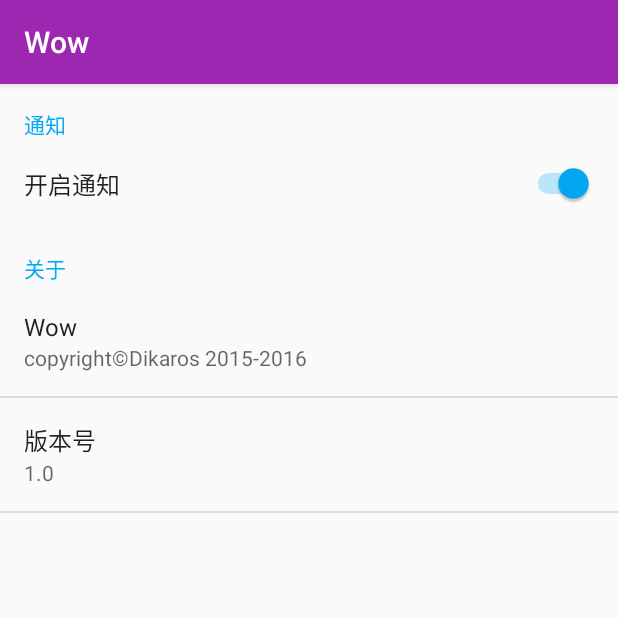
After one commit to Dikaros/Wow, an Android app: the SettingActivity screen opened directly, with no data from a screen before it, on a phone screen of 412 x 824 dp, the top half of it. The commit adds this screen. Run offline under Robolectric (Android 15) with nearby library versions, the phone set to English and light mode, and no system bars.

Commit message:
第8次提交，完成app

```diff
--- a/app/src/main/java/com/dikaros/wow/ChatActivity.java
+++ b/app/src/main/java/com/dikaros/wow/ChatActivity.java
@@ -195,6 +195,8 @@ public class ChatActivity extends AppCompatActivity {
 
         bindService(service,connection,BIND_AUTO_CREATE);
 
+        setTitle(friend.getFriendMark()!=null?friend.getFriendMark():friend.getFriendName());
+        setTitle("hehe");
 
     }
 
--- a/app/src/main/java/com/dikaros/wow/Config.java
+++ b/app/src/main/java/com/dikaros/wow/Config.java
@@ -2,6 +2,7 @@ package com.dikaros.wow;
 
 import android.graphics.Bitmap;
 
+import com.dikaros.wow.bean.Friend;
 import com.dikaros.wow.bean.ImMessage;
 
 import java.util.ArrayList;
@@ -44,6 +45,8 @@ public class Config {
      * 发送信息map
      */
     public static HashMap<Long, List<ImMessage>> sendedMap = new HashMap<>();
+
+    public static HashMap<Long,Friend> friendList = new HashMap<>();
 
     /**
      * 增加信息到发送信息表
--- /dev/null
+++ b/app/src/main/java/com/dikaros/wow/SettingActivity.java
@@ -0,0 +1,30 @@
+package com.dikaros.wow;
+
+import android.preference.PreferenceFragment;
+import android.support.v7.app.AppCompatActivity;
+import android.os.Bundle;
+
+public class SettingActivity extends AppCompatActivity {
+    @Override
+    protected void onCreate(Bundle savedInstanceState) {
+        super.onCreate(savedInstanceState);
+/*        setContentView(R.layout.activity_setting);
+        getSupportActionBar().setDisplayHomeAsUpEnabled(true);*/
+        if (savedInstanceState == null) {
+            SettingFragment settingFragment = new SettingFragment();
+            getFragmentManager().beginTransaction()
+                    .add(android.R.id.content,settingFragment)
+                    .commit();
+        }
+    }
+
+    public static class SettingFragment extends PreferenceFragment {
+        @Override
+        public void onCreate(Bundle savedInstanceState) {
+            super.onCreate(savedInstanceState);
+            // 加载xml资源文件
+            addPreferencesFromResource(R.xml.settings);
+        }
+    }
+
+}
--- a/app/src/main/java/com/dikaros/wow/util/Util.java
+++ b/app/src/main/java/com/dikaros/wow/util/Util.java
@@ -10,6 +10,7 @@ import android.graphics.BitmapFactory;
 import android.graphics.Color;
 import android.net.Uri;
 import android.os.Environment;
+import android.preference.PreferenceManager;
 import android.provider.MediaStore;
 import android.util.Base64;
 import android.util.Log;
@@ -111,6 +112,10 @@ public class Util {
         return context
                 .getSharedPreferences(Config.APP_ID, Context.MODE_PRIVATE)
                 .getString(key, null);
+    }
+
+    public static boolean getBooleanPreference(Context context,String key){
+        return PreferenceManager.getDefaultSharedPreferences(context).getBoolean(key,true);
     }
 
     /**
--- a/app/src/main/java/com/zxing/camera/CameraManager.java
+++ b/app/src/main/java/com/zxing/camera/CameraManager.java
@@ -39,9 +39,9 @@ public final class CameraManager {
 
 	private static final String TAG = CameraManager.class.getSimpleName();
 
-	private static final int MIN_FRAME_WIDTH = 240;
-	private static final int MIN_FRAME_HEIGHT = 240;
-	private static final int MAX_FRAME_WIDTH = 480;
+	private static final int MIN_FRAME_WIDTH = 360;
+	private static final int MIN_FRAME_HEIGHT = 360;
+	private static final int MAX_FRAME_WIDTH = 360;
 	private static final int MAX_FRAME_HEIGHT = 360;
 
 	private static CameraManager cameraManager;
--- a/app/src/main/res/values/strings.xml
+++ b/app/src/main/res/values/strings.xml
@@ -51,4 +51,8 @@
     <string name="scan_qr_code">请扫描二维码</string>
     <string name="share">分享</string>
     <string name="this_is_an_im_app">介绍一个即时通讯app</string>
+    <string name="share_to">分享到</string>
+    <string name="notification">通知</string>
+    <string name="about">关于</string>
+    <string name="version">版本号</string>
 </resources>
--- /dev/null
+++ b/app/src/main/res/xml/settings.xml
@@ -0,0 +1,20 @@
+<?xml version="1.0" encoding="utf-8"?>
+<PreferenceScreen xmlns:android="http://schemas.android.com/apk/res/android">
+
+    <PreferenceCategory android:title="@string/notification">
+        <SwitchPreference
+            android:defaultValue="true"
+            android:key="notification_stat"
+            android:title="开启通知"
+            ></SwitchPreference>
+    </PreferenceCategory>
+    <PreferenceCategory android:title="@string/about">
+        <!-- 做简单显示，可以不指定key -->
+        <Preference
+            android:summary="copyright©Dikaros 2015-2016"
+            android:title="Wow" />
+        <Preference
+            android:summary="1.0"
+            android:title="@string/version" />
+    </PreferenceCategory>
+</PreferenceScreen>
```
Also changed, not shown: app/src/main/AndroidManifest.xml (+6 -4 lines), app/src/main/java/com/dikaros/wow/LoginActivity.java (+0 -33 lines), app/src/main/java/com/dikaros/wow/ShowActivity.java (+10 -19 lines), app/src/main/java/com/dikaros/wow/service/WebSocketService.java (+87 -25 lines), app/src/main/res/layout/activity_chat.xml (+17 -16 lines), app/src/main/res/layout/activity_setting.xml (added, +12 -0 lines), app/src/main/res/values/xml/settings.xml (added, +23 -0 lines), 3 other files.
